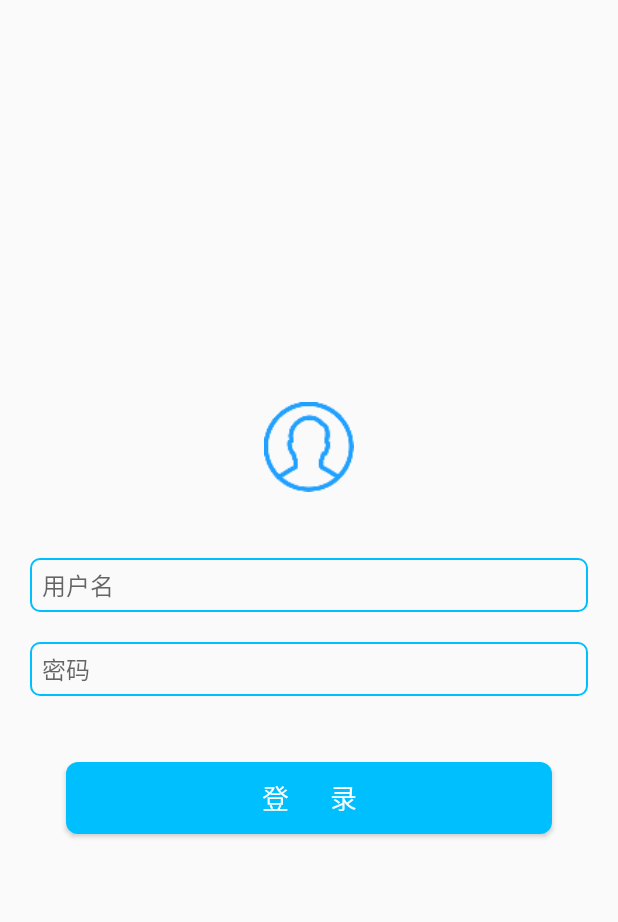
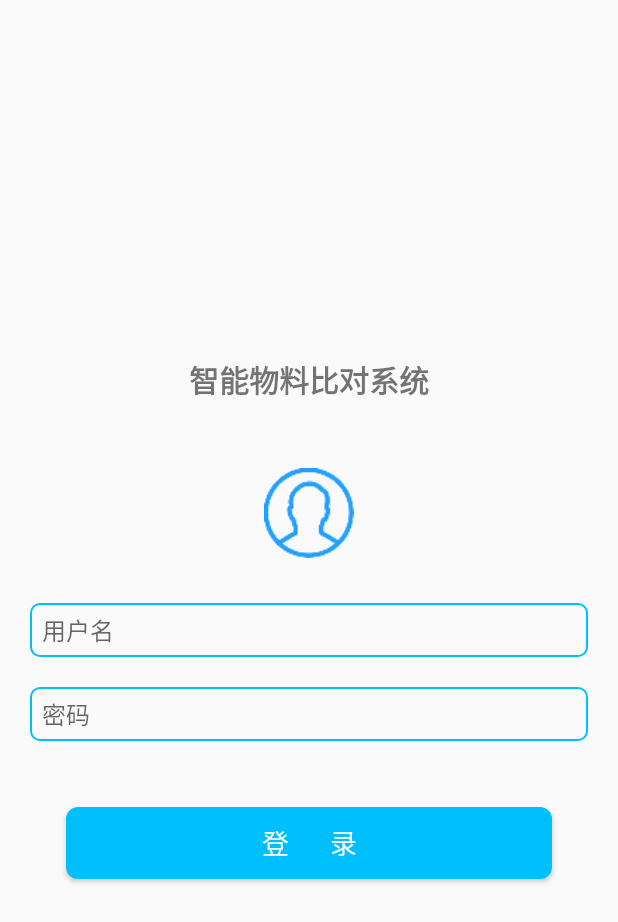
Before and after one commit to flappy8023/smartDiff, an Android app: the layout activity_login.xml on its own in the app's theme, with its tools: preview values and no code run, on a phone screen of 412 x 824 dp. Shown: the top 922 px of the screen. Run offline under Robolectric (Android 15) with nearby library versions, the phone set to English and light mode, and no system bars.

Commit message:
新建页面

```diff
--- a/app/build.gradle
+++ b/app/build.gradle
@@ -37,5 +37,6 @@ dependencies {
     androidTestImplementation 'androidx.test.ext:junit:1.1.2'
     androidTestImplementation 'androidx.test.espresso:espresso-core:3.3.0'
     implementation 'com.github.ForgetAll:LoadingDialog:v1.1.2'
+    implementation 'com.google.android.material:material:1.2.0'
 
 }
--- a/app/src/main/java/com/flappy/smartdiff/base/BaseActivity.kt
+++ b/app/src/main/java/com/flappy/smartdiff/base/BaseActivity.kt
@@ -6,7 +6,7 @@ import androidx.appcompat.app.AppCompatActivity
 import com.flappy.smartdiff.toast
 import com.xiasuhuei321.loadingdialog.view.LoadingDialog
 
-abstract class BaseActivity<P : BasePresenter<*, *>> : AppCompatActivity(), BaseView {
+abstract class BaseActivity<P : BasePresenter<*, *>> : AppCompatActivity(), IBaseView {
     val mPresenter: P by lazy { createPreseneter() }
     val loading: LoadingDialog by lazy { LoadingDialog(this) }
     override fun onCreate(savedInstanceState: Bundle?) {
--- a/app/src/main/java/com/flappy/smartdiff/base/BaseFragment.kt
+++ b/app/src/main/java/com/flappy/smartdiff/base/BaseFragment.kt
@@ -7,7 +7,7 @@ import android.view.ViewGroup
 import androidx.fragment.app.Fragment
 import com.xiasuhuei321.loadingdialog.view.LoadingDialog
 
-abstract class BaseFragment<P : BasePresenter<*, *>> : Fragment(), BaseView {
+abstract class BaseFragment<P : BasePresenter<*, *>> : Fragment(), IBaseView {
     val mPresenter: P by lazy { createPresenter() }
     val loading: LoadingDialog by lazy { LoadingDialog(activity) }
     override fun onCreateView(
--- a/app/src/main/java/com/flappy/smartdiff/base/BasePresenter.kt
+++ b/app/src/main/java/com/flappy/smartdiff/base/BasePresenter.kt
@@ -1,9 +1,9 @@
 package com.flappy.smartdiff.base
 
-abstract class BasePresenter<V : BaseView, M : BaseModel> {
+abstract class BasePresenter<V : IBaseView, M : IBaseModel> {
     var mView: V? = null
     val mModel: M by lazy { createModel() }
-    fun attachView(view: BaseView) {
+    fun attachView(view: IBaseView) {
         mView = view as V
     }
 
--- a/app/src/main/java/com/flappy/smartdiff/base/BaseModel.kt
+++ b/app/src/main/java/com/flappy/smartdiff/base/IBaseModel.kt
@@ -1,4 +1,4 @@
 package com.flappy.smartdiff.base
 
-interface BaseModel {
+interface IBaseModel {
 }
--- a/app/src/main/java/com/flappy/smartdiff/base/BaseView.kt
+++ b/app/src/main/java/com/flappy/smartdiff/base/IBaseView.kt
@@ -1,6 +1,6 @@
 package com.flappy.smartdiff.base
 
-interface BaseView {
+interface IBaseView {
     fun showLoading(s: String)
     fun loadSuccess()
     fun loadFail()
--- a/app/src/main/java/com/flappy/smartdiff/view/MainActivity.kt
+++ b/app/src/main/java/com/flappy/smartdiff/view/MainActivity.kt
@@ -3,8 +3,11 @@ package com.flappy.smartdiff.view
 import androidx.appcompat.app.AppCompatActivity
 import android.os.Bundle
 import com.flappy.smartdiff.R
+import com.flappy.smartdiff.base.BaseFragment
+import com.flappy.smartdiff.base.BasePresenter
 
 class MainActivity : AppCompatActivity() {
+    val fragments = mutableListOf<BaseFragment<*>>()
     override fun onCreate(savedInstanceState: Bundle?) {
         super.onCreate(savedInstanceState)
         setContentView(R.layout.activity_main)
--- a/app/src/main/res/layout/activity_login.xml
+++ b/app/src/main/res/layout/activity_login.xml
@@ -3,14 +3,21 @@
     android:orientation="vertical" android:layout_width="match_parent"
     android:gravity="center"
     android:layout_height="match_parent">
+    <TextView
+        android:layout_width="wrap_content"
+        android:layout_height="wrap_content"
+        android:textSize="@dimen/sp_20"
+        android:textStyle="bold"
+        android:text="@string/login_title"/>
     <ImageView
+        android:layout_marginTop="@dimen/dp_40"
         android:layout_width="@dimen/dp_60"
         android:layout_height="@dimen/dp_60"
         android:src="@drawable/icon_user"/>
 
     <EditText
         android:id="@+id/et_userName"
-        android:layout_marginTop="@dimen/dp_40"
+        android:layout_marginTop="@dimen/dp_30"
         android:hint="@string/username_tip"
         android:textSize="@dimen/sp_16"
         android:layout_width="match_parent"
--- a/app/src/main/res/values/dimens.xml
+++ b/app/src/main/res/values/dimens.xml
@@ -5,10 +5,13 @@
     <dimen name="dp_6">6dp</dimen>
     <dimen name="dp_8">8dp</dimen>
     <dimen name="dp_20">20dp</dimen>
+    <dimen name="dp_30">30dp</dimen>
     <dimen name="dp_40">40dp</dimen>
     <dimen name="dp_60">60dp</dimen>
+    <dimen name="dp_80">80dp</dimen>
 
     <dimen name="sp_14">14sp</dimen>
     <dimen name="sp_16">16sp</dimen>
     <dimen name="sp_18">18sp</dimen>
+    <dimen name="sp_20">20sp</dimen>
 </resources>
--- a/app/src/main/res/values/strings.xml
+++ b/app/src/main/res/values/strings.xml
@@ -5,4 +5,5 @@
     <string name="login">登录</string>
     <string name="user_does_not_exist">用户不存在</string>
     <string name="wrong_pwd">密码不正确</string>
+    <string name="login_title">智能物料比对系统</string>
 </resources>
--- a/app/src/main/res/values/styles.xml
+++ b/app/src/main/res/values/styles.xml
@@ -1,6 +1,6 @@
 <resources>
     <!-- Base application theme. -->
-    <style name="AppTheme" parent="Theme.AppCompat.Light.DarkActionBar">
+    <style name="AppTheme" parent="Theme.AppCompat.Light.NoActionBar">
         <!-- Customize your theme here. -->
         <item name="colorPrimary">@color/colorPrimary</item>
         <item name="colorPrimaryDark">@color/colorPrimaryDark</item>
```
Also changed, not shown: app/src/main/java/com/flappy/smartdiff/contract/LoginContract.kt (+4 -4 lines), app/src/main/java/com/flappy/smartdiff/contract/MainContract.kt (added, +22 -0 lines), app/src/main/java/com/flappy/smartdiff/model/MainModel.kt (added, +13 -0 lines), app/src/main/java/com/flappy/smartdiff/presenter/MainPreseneter.kt (added, +18 -0 lines), app/src/main/java/com/flappy/smartdiff/view/fragment/MaterialsDiffFragment.kt (added, +13 -0 lines), app/src/main/java/com/flappy/smartdiff/view/fragment/MaterialsSetFragment.kt (added, +11 -0 lines), app/src/main/java/com/flappy/smartdiff/view/fragment/SystemSettingFragment.kt (added, +11 -0 lines), app/src/main/res/layout/activity_main.xml (+21 -0 lines), app/src/main/res/menu/main_menu.xml (added, +16 -0 lines).
